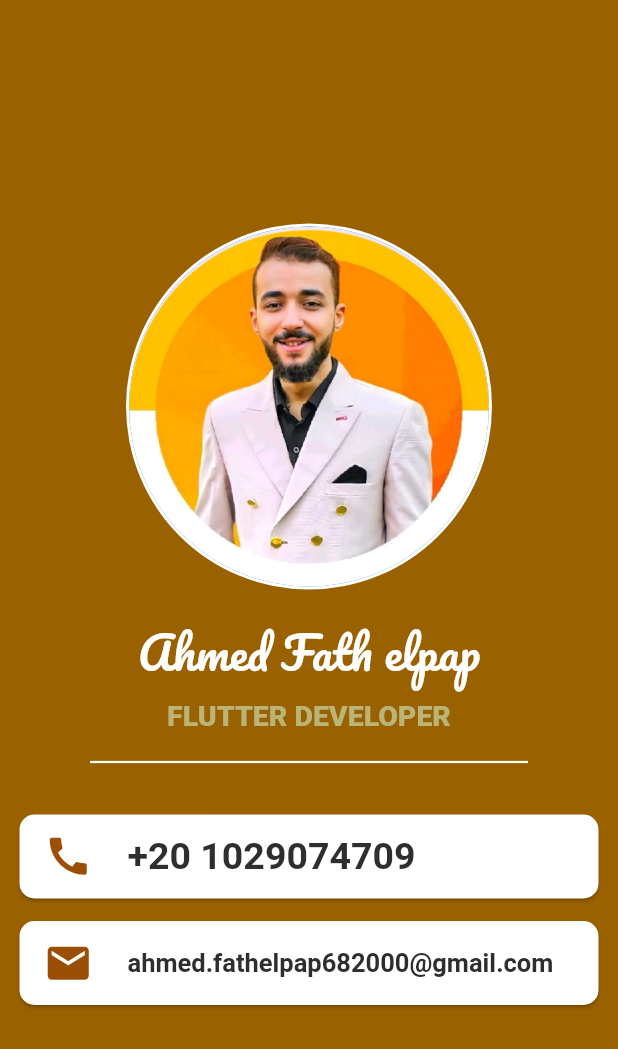
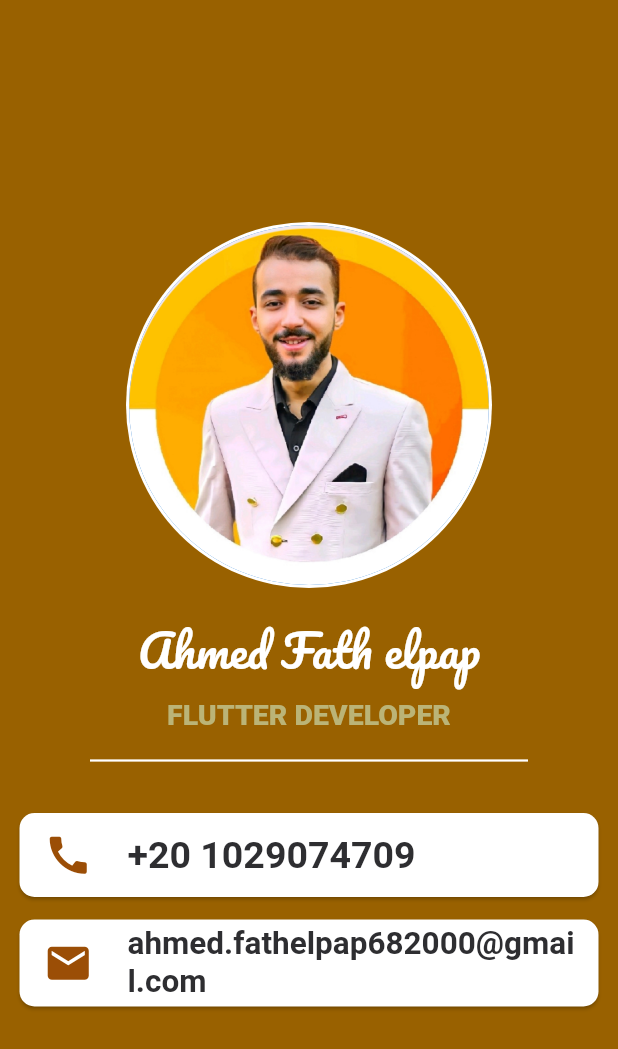
Before and after one commit to Maw-lana/business_card_app, a Flutter app: the screen it shows after launch, on a phone screen of 412 x 824 dp. Shown: the top 1049 px of the screen. Run offline on Flutter 3.47's test engine with Material 2 defaults, Android fonts, the light colour scheme and no system bars; Roboto replaces fonts that are missing (pacifico).

Commit message:
new update

```diff
--- a/lib/main.dart
+++ b/lib/main.dart
@@ -7,14 +7,14 @@ class BusinessCardApp extends StatelessWidget {
   const BusinessCardApp({super.key});
   @override
   Widget build(BuildContext context) {
-    return MaterialApp(
+    return const MaterialApp(
       debugShowCheckedModeBanner: false,
 
       home:  Scaffold(
-        backgroundColor: const Color.fromARGB(255, 153, 97, 0),
+        backgroundColor: Color.fromARGB(255, 153, 97, 0),
         body:  Column(
           mainAxisAlignment: MainAxisAlignment.center,
-           children: const [
+           children: [
           CircleAvatar(
             radius: 122,
             backgroundColor: Colors.white,
@@ -82,7 +82,7 @@ class BusinessCardApp extends StatelessWidget {
                 'ahmed.fathelpap682000@gmail.com',
                 style: TextStyle(
                   color: Color.fromARGB(255, 46, 46, 49),
-                  fontSize: 17,
+                  fontSize: 21,
                   fontWeight: FontWeight.bold,
                 ),
               ),
```
Also changed, not shown: pubspec.lock, 1 other file.
